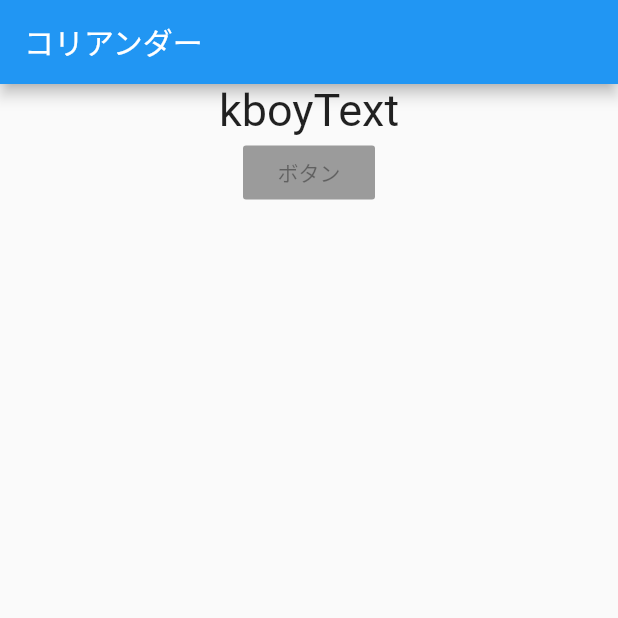
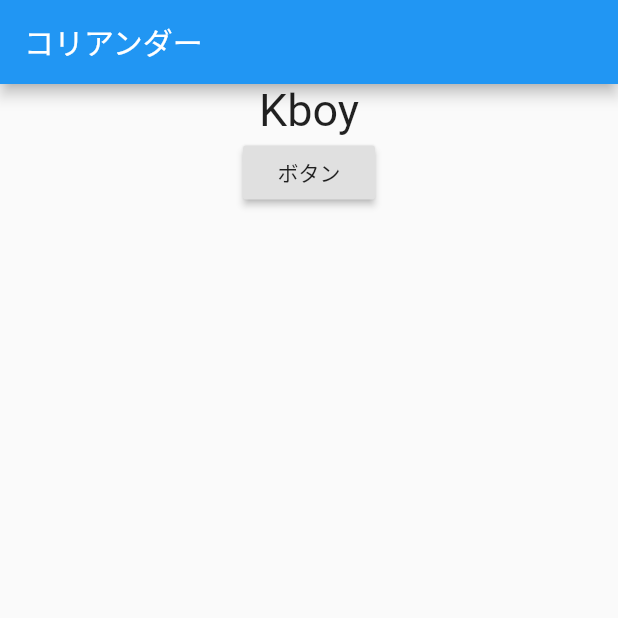
Before and after one commit to furugenict8/coriander, a Flutter app: the screen it shows after launch, on a phone screen of 412 x 824 dp, the top half of it. Run offline on Flutter 3.47's test engine with Material 2 defaults, Android fonts, the phone set to English and light mode, and no system bars.

Commit message:
model_provider_pattern

```diff
--- a/lib/main.dart
+++ b/lib/main.dart
@@ -1,4 +1,6 @@
+import 'package:corianderapp/main_model.dart';
 import 'package:flutter/material.dart';
+import 'package:provider/provider.dart';
 
 void main() => runApp(MyApp());
 
@@ -9,23 +11,34 @@ class MyApp extends StatelessWidget {
   @override
   Widget build(BuildContext context) {
     return MaterialApp(
-        home: Scaffold(
+        home: ChangeNotifierProvider<MainModel>(
+          create: (_) => MainModel(),
+          child: Scaffold(
             appBar: AppBar(
               title: Text('コリアンダー'),
             ),
-          body: Center(
+            body: Consumer<MainModel>(
+              builder: (context, model, child) {
+                return Center(
                   child: Column(
                     children: [
                       Text(
-                  'kboyText',
+                        model.kboyText,
                         style: TextStyle(
                           fontSize: 30,
                         ),
                       ),
                       RaisedButton(
                         child: Text('ボタン'),
+                        onPressed: (){//RaisedButtonを押した時に
+                          //こ子で何か
+                          model.changeKboyText();//Consumerの中のbuilderのmodel(今回はMainModelのこと)
+                        },
                       )
                     ],
+                  ),
+                );
+              }
             ),
           ),
         ),
--- a/lib/main_model.dart
+++ b/lib/main_model.dart
@@ -4,7 +4,7 @@ class MainModel extends ChangeNotifier{
   String kboyText = 'Kboy';
 
   void changeKboyText(){
-    kboyText = 'Kboyさんかっこいい';
+    kboyText = 'Kboyさんかっこいい!!!';
     notifyListeners();//変更したことを通知する
   }
 }
```
Also changed, not shown: pubspec.lock, 1 other file. Lines whose indentation alone changed are shown as unchanged.
